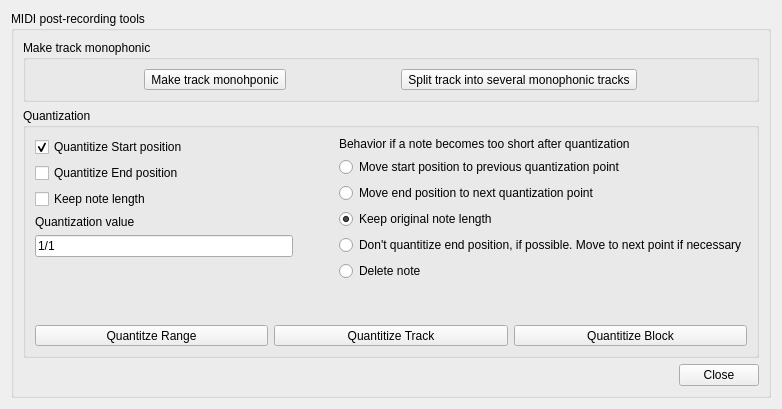
This is Qt/qt4_tools.ui in kmatheussen/radium as Qt 5 draws it before an edit. The edited form follows.
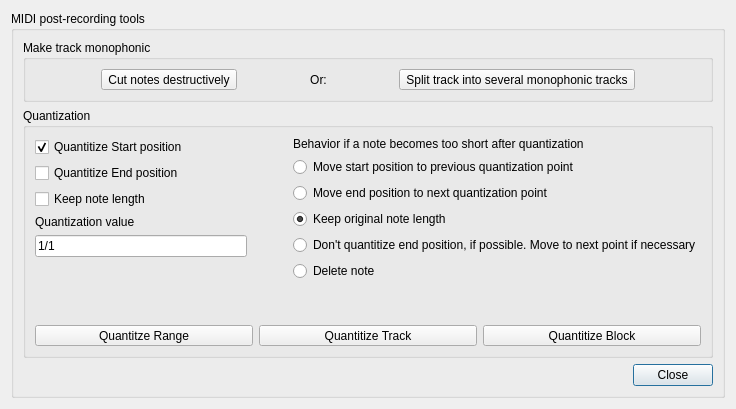
This is the edited form. Custom widgets are drawn as their Qt base class.

Commit message: Some post MIDI recording tool ui tweaks

What changed in the file:
```diff
--- a/Qt/qt4_tools.ui
+++ b/Qt/qt4_tools.ui
@@ -6,7 +6,7 @@
    <rect>
     <x>0</x>
     <y>0</y>
-    <width>782</width>
+    <width>736</width>
     <height>409</height>
    </rect>
   </property>
@@ -37,17 +37,66 @@
         <property name="title">
          <string>Make track monophonic</string>
         </property>
-        <layout class="QHBoxLayout" name="horizontalLayout">
+        <layout class="QHBoxLayout" name="horizontalLayout" stretch="0,0,0,0,0,0,0">
+         <item>
+          <spacer name="horizontalSpacer_3">
+           <property name="orientation">
+            <enum>Qt::Horizontal</enum>
+           </property>
+           <property name="sizeHint" stdset="0">
+            <size>
+             <width>40</width>
+             <height>20</height>
+            </size>
+           </property>
+          </spacer>
+         </item>
          <item>
           <widget class="QToolButton" name="make_track_monophonic_button">
            <property name="toolTip">
-            <string>&lt;html&gt;&lt;head/&gt;&lt;body&gt;&lt;p&gt;&lt;br/&gt;&lt;/p&gt;&lt;p&gt;If you change the refresh rate of your monitor (for instance from 60 hz from 120 hz), you need to erase the estimated value to avoid somewhat jumpy scrolling.&lt;br/&gt;&lt;/p&gt;&lt;p&gt;This value does not have to be 100% accurate. If your monitor has a refresh rate of 60 hz, and the estimated refresh rate is 59.9 hz, that's perfectly fine. The usage of the value is interpolated, so it's not possible to notice minor inaccuracies. In addition, the estimated value is timed using the audio clock and not the graphics clock, and therefore the estimated value could theoretically be 100% correct, even though it doesn't say 60 hz)&lt;/p&gt;&lt;p&gt;&lt;br/&gt;&lt;/p&gt;&lt;/body&gt;&lt;/html&gt;</string>
+            <string/>
            </property>
            <property name="text">
-            <string>Make track monohponic</string>
+            <string>Cut notes destructively</string>
            </property>
           </widget>
          </item>
+         <item>
+          <spacer name="horizontalSpacer_5">
+           <property name="orientation">
+            <enum>Qt::Horizontal</enum>
+           </property>
+           <property name="sizeHint" stdset="0">
+            <size>
+             <width>40</width>
+             <height>20</height>
+            </size>
+           </property>
+          </spacer>
+         </item>
+         <item>
+          <widget class="QLabel" name="label">
+           <property name="text">
+            <string>Or:</string>
+           </property>
+           <property name="alignment">
+            <set>Qt::AlignCenter</set>
+           </property>
+          </widget>
+         </item>
+         <item>
+          <spacer name="horizontalSpacer_6">
+           <property name="orientation">
+            <enum>Qt::Horizontal</enum>
+           </property>
+           <property name="sizeHint" stdset="0">
+            <size>
+             <width>40</width>
+             <height>20</height>
+            </size>
+           </property>
+          </spacer>
+         </item>
          <item>
           <widget class="QToolButton" name="split_track_button">
            <property name="text">
@@ -55,6 +104,19 @@
            </property>
           </widget>
          </item>
+         <item>
+          <spacer name="horizontalSpacer_4">
+           <property name="orientation">
+            <enum>Qt::Horizontal</enum>
+           </property>
+           <property name="sizeHint" stdset="0">
+            <size>
+             <width>40</width>
+             <height>20</height>
+            </size>
+           </property>
+          </spacer>
+         </item>
         </layout>
        </widget>
       </item>
@@ -293,9 +355,6 @@
         </item>
         <item>
          <widget class="QPushButton" name="closeButton">
-          <property name="focusPolicy">
-           <enum>Qt::NoFocus</enum>
-          </property>
           <property name="inputMethodHints">
            <set>Qt::ImhNone</set>
           </property>
```
The commit also changes 1 other file.
